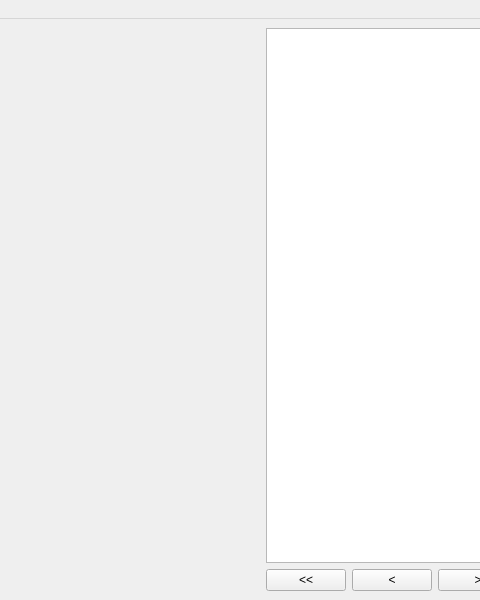
Qt form chessgui.ui (xnscdev/chessgui) before a commit; both pictures show x 187 to 667 and y 0 to 600 of the 800 by 600 pixel window.
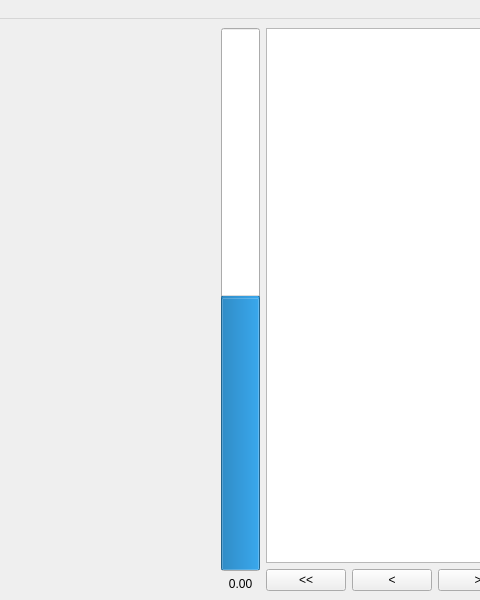
The same form after that commit. Custom widgets are drawn as their Qt base class.

Diff of the .ui file:
```diff
--- a/chessgui.ui
+++ b/chessgui.ui
@@ -20,7 +20,7 @@
    <string>Chess GUI</string>
   </property>
   <widget class="QWidget" name="centralwidget">
-   <layout class="QHBoxLayout" name="horizontalLayout" stretch="2,1">
+   <layout class="QHBoxLayout" name="horizontalLayout" stretch="10,1,5">
     <item>
      <layout class="QVBoxLayout" name="verticalLayout" stretch="1,20,1">
       <item>
@@ -113,6 +113,45 @@
       </item>
      </layout>
     </item>
+    <item>
+     <layout class="QVBoxLayout" name="verticalLayout_2">
+      <item>
+       <widget class="QProgressBar" name="evalBar">
+        <property name="sizePolicy">
+         <sizepolicy hsizetype="Expanding" vsizetype="Expanding">
+          <horstretch>0</horstretch>
+          <verstretch>0</verstretch>
+         </sizepolicy>
+        </property>
+        <property name="minimum">
+         <number>-1000</number>
+        </property>
+        <property name="maximum">
+         <number>1000</number>
+        </property>
+        <property name="value">
+         <number>0</number>
+        </property>
+        <property name="alignment">
+         <set>Qt::AlignCenter</set>
+        </property>
+        <property name="orientation">
+         <enum>Qt::Vertical</enum>
+        </property>
+       </widget>
+      </item>
+      <item>
+       <widget class="QLabel" name="evalBarLabel">
+        <property name="text">
+         <string>0.00</string>
+        </property>
+        <property name="alignment">
+         <set>Qt::AlignCenter</set>
+        </property>
+       </widget>
+      </item>
+     </layout>
+    </item>
     <item>
      <layout class="QVBoxLayout" name="rightPanel">
       <item>
```
